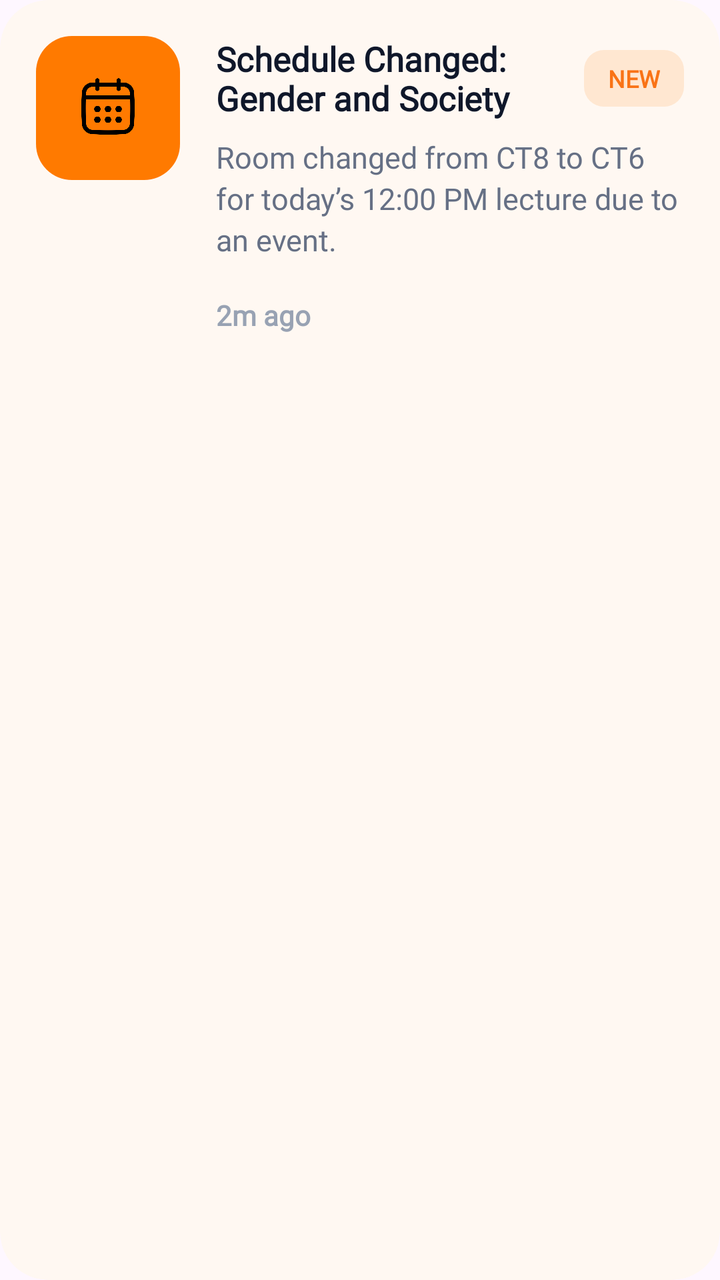
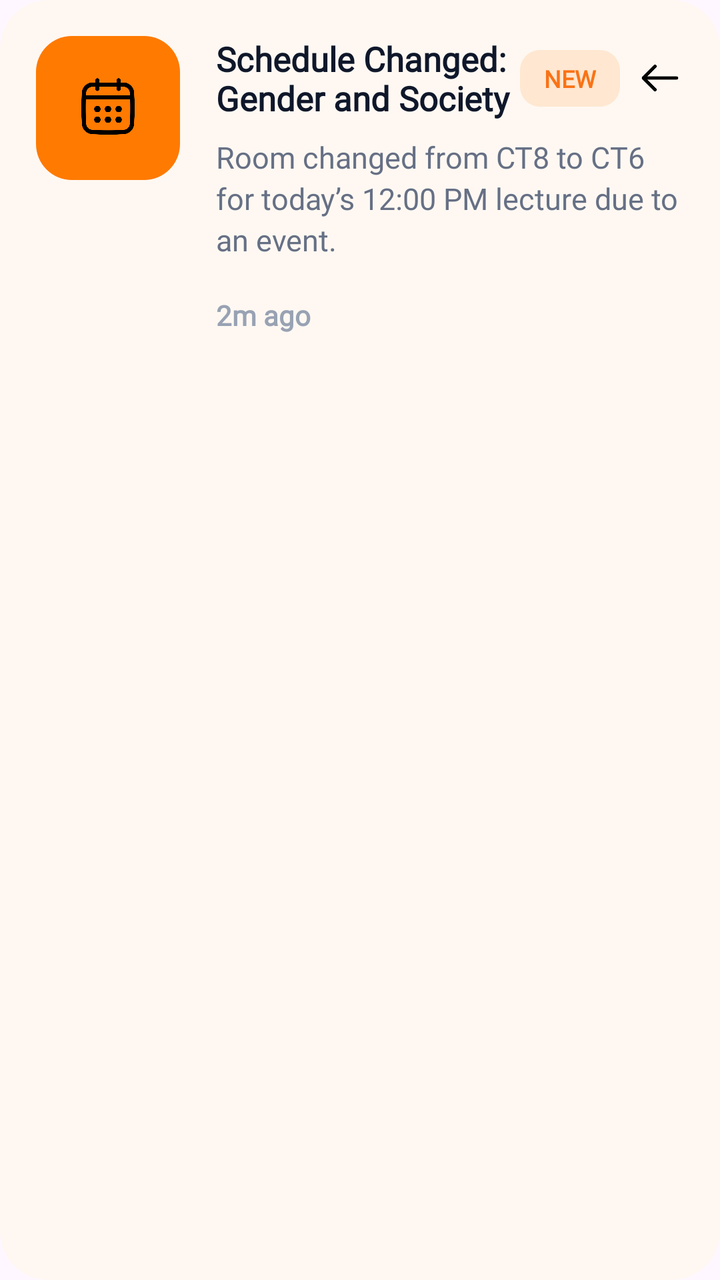

Compare the two renders of this Android layout. The source of the first and the diff that turns it into the second are given below.
<!-- AndroidManifest.xml: application theme Theme.SpaceSCICT -->
<!-- res/layout/item_notification.xml -->
<?xml version="1.0" encoding="utf-8"?>
<androidx.cardview.widget.CardView
    xmlns:android="http://schemas.android.com/apk/res/android"
    xmlns:app="http://schemas.android.com/apk/res-auto"
    android:layout_width="match_parent"
    android:layout_height="wrap_content"
    android:layout_marginBottom="16dp"
    app:cardCornerRadius="24dp"
    app:cardElevation="0dp"
    app:cardBackgroundColor="#FFF8F2"
    app:strokeWidth="1dp"
    app:strokeColor="#F2E3D5">

    <LinearLayout
        android:layout_width="match_parent"
        android:layout_height="wrap_content"
        android:orientation="horizontal"
        android:padding="18dp">

        
        <LinearLayout
            android:id="@+id/iconContainer"
            android:layout_width="72dp"
            android:layout_height="72dp"
            android:background="@drawable/notification_orange_bg"
            android:gravity="center">

            <ImageView
                android:id="@+id/iconImage"
                android:layout_width="34dp"
                android:layout_height="34dp"
                android:src="@drawable/ic_calendar"/>
        </LinearLayout>

        
        <LinearLayout
            android:layout_width="0dp"
            android:layout_height="wrap_content"
            android:layout_marginStart="18dp"
            android:layout_weight="1"
            android:orientation="vertical">

            
            <LinearLayout
                android:layout_width="match_parent"
                android:layout_height="wrap_content"
                android:gravity="center_vertical">

                <TextView
                    android:id="@+id/titleText"
                    android:layout_width="0dp"
                    android:layout_height="wrap_content"
                    android:layout_weight="1"
                    android:text="Schedule Changed:
Gender and Society"
                    android:textColor="#0F172A"
                    android:textSize="17sp"
                    android:textStyle="bold"
                    android:fontFamily="@font/lexend_bold"/>

                <TextView
                    android:id="@+id/statusText"
                    android:layout_width="wrap_content"
                    android:layout_height="wrap_content"
                    android:text="NEW"
                    android:textStyle="bold"
                    android:textSize="12sp"
                    android:textColor="#F97316"
                    android:paddingHorizontal="12dp"
                    android:paddingVertical="6dp"
                    android:background="@drawable/status_bg"
                    android:fontFamily="@font/lexend_regular"/>
            </LinearLayout>

            
            <TextView
                android:id="@+id/descText"
                android:layout_width="match_parent"
                android:layout_height="wrap_content"
                android:text="Room changed from CT8 to CT6 for today’s 12:00 PM lecture due to an event."
                android:textColor="#667085"
                android:textSize="15sp"
                android:layout_marginTop="8dp"
                android:lineSpacingExtra="3dp"
                android:fontFamily="@font/lexend_regular"/>

            
            <TextView
                android:id="@+id/timeText"
                android:layout_width="wrap_content"
                android:layout_height="wrap_content"
                android:text="2m ago"
                android:textColor="#98A2B3"
                android:textSize="14sp"
                android:textStyle="bold"
                android:layout_marginTop="18dp"
                android:fontFamily="@font/lexend_regular"/>
        </LinearLayout>

    </LinearLayout>

</androidx.cardview.widget.CardView>
<!-- resources referenced by this layout -->
<resources>
  <!-- drawable ic_calendar: png bitmap (drawable, 11689 bytes) -->
  <!-- drawable notification_orange_bg (drawable) -->
  <shape xmlns:android="http://schemas.android.com/apk/res/android">
      <solid android:color="#FF7A00"/>
      <corners android:radius="18dp"/>
  </shape>
  <!-- drawable status_bg (drawable) -->
  <shape xmlns:android="http://schemas.android.com/apk/res/android">
      <solid android:color="#FFE7D1"/>
      <corners android:radius="10dp"/>
  </shape>
  <style name="Theme.SpaceSCICT" parent="Base.Theme.SpaceSCICT" />
  <style name="Base.Theme.SpaceSCICT" parent="Theme.Material3.DayNight.NoActionBar">
          
          
      </style>
</resources>

<!-- the commit's change to res/layout/item_notification.xml (unified diff, before → after) -->
@@ -70,6 +70,14 @@ Gender and Society"
                     android:paddingVertical="6dp"
                     android:background="@drawable/status_bg"
                     android:fontFamily="@font/lexend_regular"/>
+
+                <ImageView
+                    android:id="@+id/archiveBtn"
+                    android:layout_width="24dp"
+                    android:layout_height="24dp"
+                    android:layout_marginStart="8dp"
+                    android:src="@drawable/ic_back"
+                    android:padding="2dp"/>
             </LinearLayout>
 
             
<!-- resource entries referenced after the edit -->
@@ -1,5 +1,6 @@
 <!-- resources referenced by this layout -->
 <resources>
+  <!-- drawable ic_back: png bitmap (drawable, 3507 bytes) -->
   <!-- drawable ic_calendar: png bitmap (drawable, 11689 bytes) -->
   <!-- drawable notification_orange_bg (drawable) -->
   <shape xmlns:android="http://schemas.android.com/apk/res/android">
